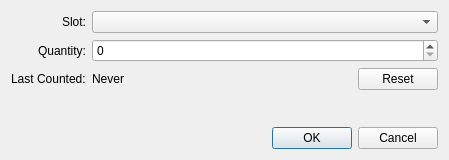
jwjulien/inventory, file ui/dialog_location_mapping.ui: the form before one commit.
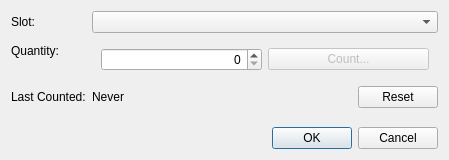
The form after the commit.

Commit message: added options to work with scale to weight parts and to count parts with weights

Diff of the .ui file:
```diff
--- a/ui/dialog_location_mapping.ui
+++ b/ui/dialog_location_mapping.ui
@@ -14,9 +14,6 @@
    <string>Configure Part Storage Location</string>
   </property>
   <layout class="QFormLayout" name="formLayout">
-   <property name="labelAlignment">
-    <set>Qt::AlignRight|Qt::AlignTrailing|Qt::AlignVCenter</set>
-   </property>
    <item row="0" column="0">
     <widget class="QLabel" name="lbl_slot">
      <property name="text">
@@ -34,8 +31,41 @@
      </property>
     </widget>
    </item>
+   <item row="1" column="1">
+    <widget class="QWidget" name="quantity_widget" native="true">
+     <layout class="QHBoxLayout" name="horizontalLayout_2">
+      <item>
+       <widget class="QSpinBox" name="quantity">
+        <property name="alignment">
+         <set>Qt::AlignRight|Qt::AlignTrailing|Qt::AlignVCenter</set>
+        </property>
+        <property name="maximum">
+         <number>99999999</number>
+        </property>
+       </widget>
+      </item>
+      <item>
+       <widget class="QPushButton" name="count">
+        <property name="enabled">
+         <bool>false</bool>
+        </property>
+        <property name="text">
+         <string>Count...</string>
+        </property>
+       </widget>
+      </item>
+     </layout>
+    </widget>
+   </item>
+   <item row="2" column="0">
+    <widget class="QLabel" name="lbl_last_counted">
+     <property name="text">
+      <string>Last Counted:</string>
+     </property>
+    </widget>
+   </item>
    <item row="2" column="1">
-    <widget class="QFrame" name="">
+    <widget class="QFrame" name="frame">
      <layout class="QHBoxLayout" name="horizontalLayout">
       <property name="leftMargin">
        <number>0</number>
@@ -72,26 +102,6 @@
      </layout>
     </widget>
    </item>
-   <item row="4" column="1">
-    <widget class="QDialogButtonBox" name="buttonBox">
-     <property name="orientation">
-      <enum>Qt::Horizontal</enum>
-     </property>
-     <property name="standardButtons">
-      <set>QDialogButtonBox::Cancel|QDialogButtonBox::Ok</set>
-     </property>
-    </widget>
-   </item>
-   <item row="2" column="0">
-    <widget class="QLabel" name="lbl_last_counted">
-     <property name="text">
-      <string>Last Counted:</string>
-     </property>
-    </widget>
-   </item>
-   <item row="1" column="1">
-    <widget class="QSpinBox" name="quantity"/>
-   </item>
    <item row="3" column="1">
     <spacer name="verticalSpacer">
      <property name="orientation">
@@ -105,6 +115,16 @@
      </property>
     </spacer>
    </item>
+   <item row="4" column="1">
+    <widget class="QDialogButtonBox" name="buttonBox">
+     <property name="orientation">
+      <enum>Qt::Horizontal</enum>
+     </property>
+     <property name="standardButtons">
+      <set>QDialogButtonBox::Cancel|QDialogButtonBox::Ok</set>
+     </property>
+    </widget>
+   </item>
   </layout>
  </widget>
  <resources/>
```
The commit also changes 11 other files.
